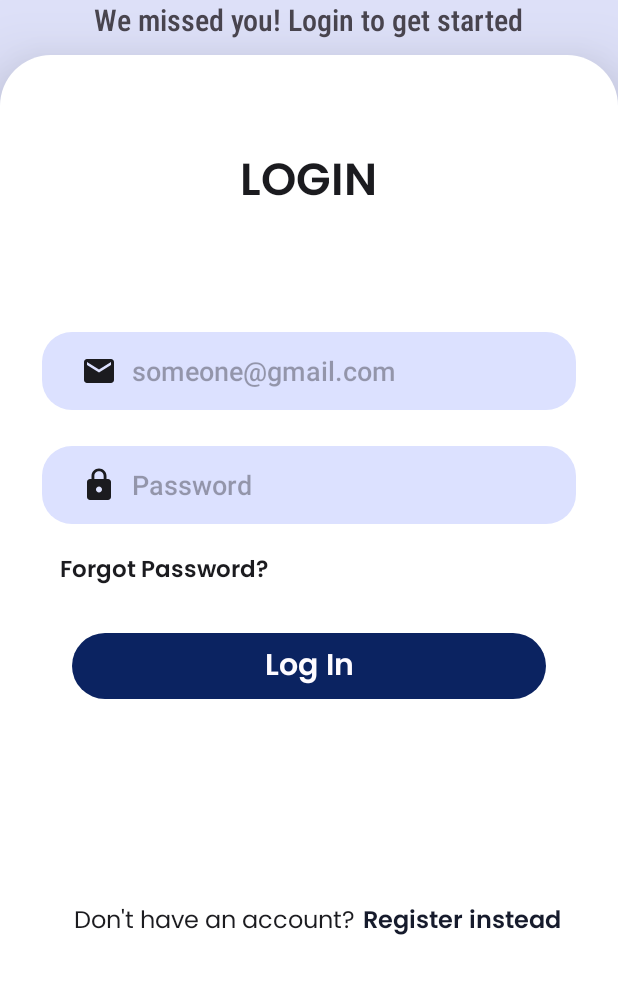
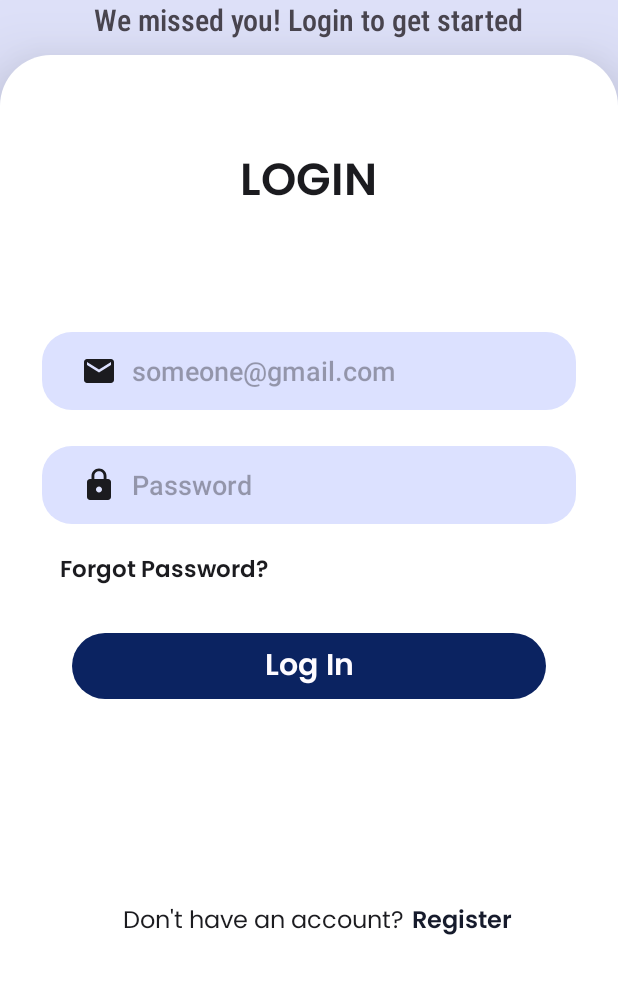
Before and after one commit to chitransh09/Pragati-App, an Android app: the LoginActivity screen opened directly, with no data from a screen before it, on a phone screen of 412 x 824 dp, the part 254-1236 px from its top. Run offline under Robolectric (Android 15) with nearby library versions, the phone set to English and light mode, and no system bars.

Commit message:
Second commit

```diff
--- a/app/src/main/res/layout/activity_login.xml
+++ b/app/src/main/res/layout/activity_login.xml
@@ -1,6 +1,5 @@
 <?xml version="1.0" encoding="utf-8"?>
 <LinearLayout xmlns:android="http://schemas.android.com/apk/res/android"
-    xmlns:app="http://schemas.android.com/apk/res-auto"
     xmlns:tools="http://schemas.android.com/tools"
     android:layout_width="match_parent"
     android:layout_height="match_parent"
@@ -157,7 +156,7 @@
                 android:layout_height="wrap_content"
                 android:textColor="?attr/colorOnSecondaryContainer"
                 android:textSize="16sp"
-                android:text="Register instead"
+                android:text="Register"
                 android:textStyle="bold"
                 android:fontFamily="@font/poppinssemi"
                 android:layout_marginStart="5dp"/>
--- a/app/src/main/res/layout/activity_sign_up.xml
+++ b/app/src/main/res/layout/activity_sign_up.xml
@@ -231,7 +231,7 @@
                 android:layout_height="wrap_content"
                 android:layout_marginStart="12dp"
                 android:fontFamily="@font/poppinsregular"
-                android:text="Do have already an account?"
+                android:text="Already have an account?"
                 android:textColor="?attr/colorOnBackground"
                 android:textSize="16sp" />
 
```
